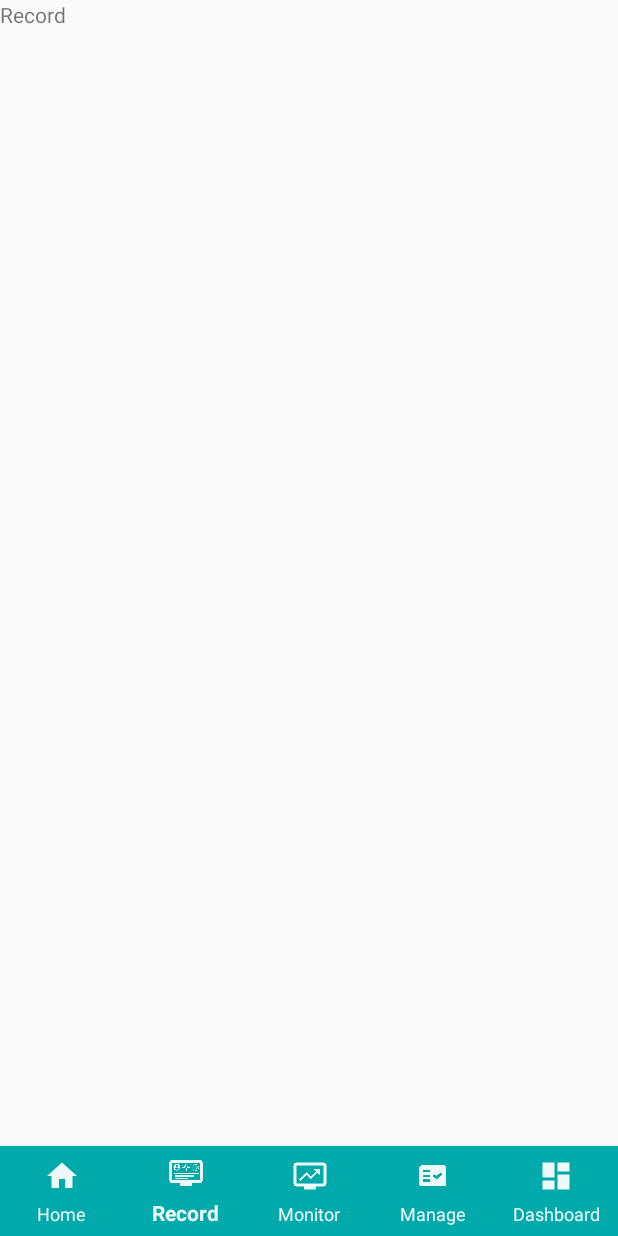
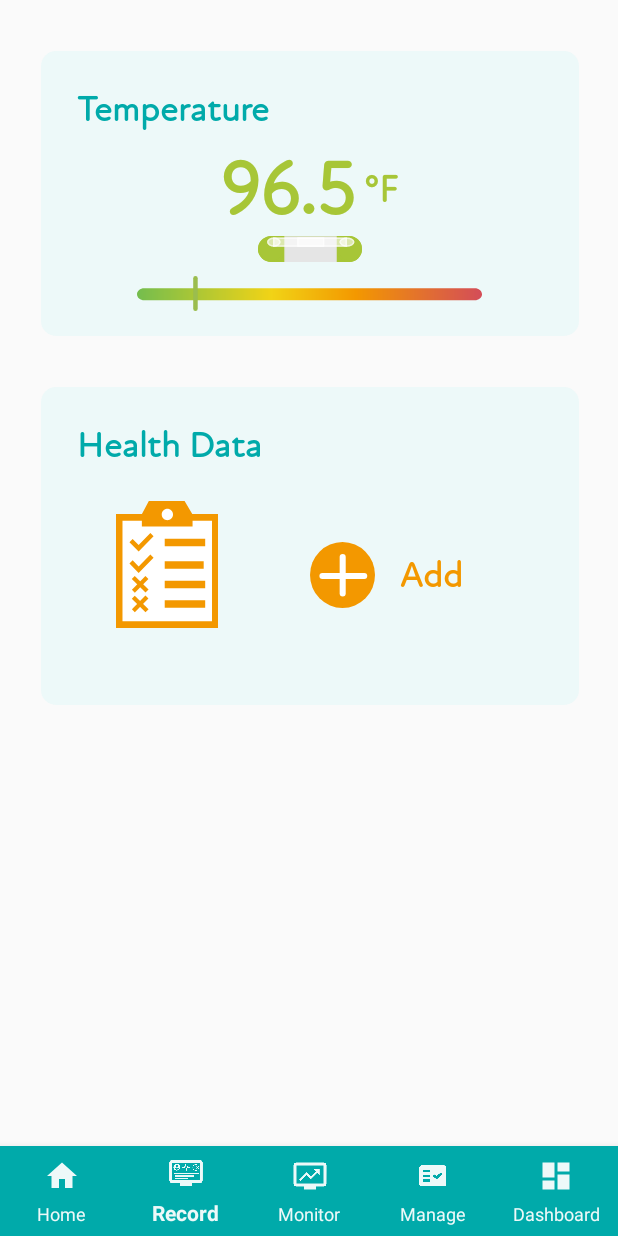
Before and after one commit to priyamshah112/bapatla-health, an Android app: the HomeFragment screen opened directly, with no data from a screen before it, item 2 of the bottom bar chosen, on a phone screen of 412 x 824 dp. Run offline under Robolectric (Android 15) with nearby library versions, the phone set to English and light mode, and no system bars.

Commit message:
home page updated

```diff
--- a/app/src/main/java/com/droiduino/companionappcourse/HomeFragment.java
+++ b/app/src/main/java/com/droiduino/companionappcourse/HomeFragment.java
@@ -1,5 +1,6 @@
 package com.droiduino.companionappcourse;
 
+import android.content.Intent;
 import android.os.Bundle;
 
 import androidx.fragment.app.Fragment;
@@ -7,6 +8,7 @@ import androidx.fragment.app.Fragment;
 import android.view.LayoutInflater;
 import android.view.View;
 import android.view.ViewGroup;
+import android.widget.Button;
 
 /**
  * A simple {@link Fragment} subclass.
@@ -53,6 +55,8 @@ public class HomeFragment extends Fragment {
             mParam1 = getArguments().getString(ARG_PARAM1);
             mParam2 = getArguments().getString(ARG_PARAM2);
         }
+
+
     }
 
     @Override
--- /dev/null
+++ b/app/src/main/java/com/droiduino/companionappcourse/Timeline.java
@@ -0,0 +1,25 @@
+package com.droiduino.companionappcourse;
+
+import android.content.Intent;
+import android.os.Bundle;
+import android.view.View;
+import android.widget.Button;
+
+import androidx.appcompat.app.AppCompatActivity;
+
+public class Timeline extends AppCompatActivity {
+
+    @Override
+    protected void onCreate(Bundle savedInstanceState) {
+        super.onCreate(savedInstanceState);
+        setContentView(R.layout.timeline);
+
+        // final TextView heading = findViewById(R.id.heading);
+        // heading.setText("Did you know");
+
+        //APP BAR PROPERTIES
+        // getSupportActionBar().hide(); // hides appbar
+        getSupportActionBar().setTitle("TIME LINE");
+        getSupportActionBar().setDisplayHomeAsUpEnabled(true); //displays back button on app bar
+    }
+}
--- /dev/null
+++ b/app/src/main/res/drawable/circuler_teal.xml
@@ -0,0 +1,21 @@
+<?xml version="1.0" encoding="utf-8"?>
+<shape xmlns:android="http://schemas.android.com/apk/res/android" android:shape="rectangle" >
+    <corners
+        android:radius="50dp"
+        />
+    <gradient
+        android:gradientRadius="300%"
+        android:centerX="0%"
+        android:centerY="0%"
+        android:startColor="#02AAAA"
+        android:endColor="#016A75"
+        android:type="radial"
+        />
+    <padding
+        android:left="13dp"
+        android:top="14dp"
+        android:right="13dp"
+        android:bottom="14dp"
+        />
+
+</shape>
--- /dev/null
+++ b/app/src/main/res/drawable/hamburger.xml
@@ -0,0 +1,5 @@
+<vector android:height="24dp" android:tint="#F1F1F1"
+    android:viewportHeight="24" android:viewportWidth="24"
+    android:width="24dp" xmlns:android="http://schemas.android.com/apk/res/android">
+    <path android:fillColor="@android:color/white" android:pathData="M3,18h18v-2L3,16v2zM3,13h18v-2L3,11v2zM3,6v2h18L21,6L3,6z"/>
+</vector>
--- a/app/src/main/res/layout/fragment_home.xml
+++ b/app/src/main/res/layout/fragment_home.xml
@@ -23,10 +23,15 @@
             app:layout_constraintStart_toStartOf="parent"
             app:layout_constraintTop_toTopOf="parent">
 
+            <RelativeLayout
+                android:layout_width="match_parent"
+                android:layout_height="wrap_content"
+                android:layout_gravity="left"
+                android:orientation="horizontal">
+
                 <LinearLayout
                     android:layout_width="match_parent"
                     android:layout_height="wrap_content"
-                android:layout_gravity="left"
                     android:orientation="horizontal">
 
                     <ImageView
@@ -46,6 +51,18 @@
 
 
                 </LinearLayout>
+
+                <ImageButton
+                    android:layout_width="50dp"
+                    android:layout_height="match_parent"
+                    android:background="@drawable/circuler_teal"
+                    android:src="@drawable/hamburger"
+                    android:layout_alignParentEnd="true"
+                    />
+
+            </RelativeLayout>
+
+
 
             <RelativeLayout
                 android:layout_width="match_parent"
@@ -225,6 +242,7 @@
             </GridLayout>
 
             <LinearLayout
+                android:id="@+id/timelineButton"
                 android:layout_width="match_parent"
                 android:layout_height="wrap_content"
                 android:layout_marginTop="14dp"
--- a/app/src/main/res/layout/fragment_record.xml
+++ b/app/src/main/res/layout/fragment_record.xml
@@ -1,14 +1,145 @@
 <?xml version="1.0" encoding="utf-8"?>
 <RelativeLayout xmlns:android="http://schemas.android.com/apk/res/android"
+    xmlns:app="http://schemas.android.com/apk/res-auto"
     xmlns:tools="http://schemas.android.com/tools"
     android:layout_width="match_parent"
     android:layout_height="match_parent"
     tools:context=".RecordFragment">
 
-    <!-- TODO: Update blank fragment layout -->
-    <TextView
+    <LinearLayout
+
         android:layout_width="match_parent"
         android:layout_height="match_parent"
-        android:text="Record" />
+        android:layout_marginStart="10dp"
+        android:layout_marginEnd="10dp"
+        android:orientation="vertical"
+        app:layout_constraintEnd_toEndOf="parent"
+        app:layout_constraintStart_toStartOf="parent"
+        app:layout_constraintTop_toTopOf="parent">
+
+        <LinearLayout
+            android:layout_width="match_parent"
+            android:layout_height="wrap_content"
+            android:orientation="vertical"
+            android:layout_marginStart="17dp"
+            android:layout_marginEnd="16dp"
+            android:layout_marginTop="34dp"
+            android:background="@drawable/rounded_corners">
+
+            <TextView
+                android:layout_width="wrap_content"
+                android:layout_height="wrap_content"
+                android:text="Temperature"
+                android:textSize="24sp"
+                android:textColor="@color/colorPrimary"
+                android:layout_marginStart="24dp"
+                android:fontFamily="@font/attenroundnewregular"
+                android:textStyle="bold"
+                android:layout_marginTop="24dp">
+            </TextView>
+
+            <LinearLayout
+                android:layout_width="wrap_content"
+                android:layout_height="wrap_content"
+                android:layout_gravity="center"
+                android:orientation="horizontal">
+
+                <TextView
+                    android:layout_width="wrap_content"
+                    android:layout_height="wrap_content"
+                    android:text="96.5"
+                    android:textSize="50sp"
+                    android:layout_marginTop="8dp"
+                    android:textColor="@color/colorGreen"
+                    android:fontFamily="@font/attenroundnewregular"
+                    android:textStyle="bold">
+                </TextView>
+
+                <TextView
+                    android:layout_width="wrap_content"
+                    android:layout_height="wrap_content"
+                    android:text=" °F"
+                    android:textSize="25sp"
+                    android:textColor="@color/colorGreen"
+                    android:fontFamily="@font/attenroundnewregular"
+                    android:textStyle="bold">
+                </TextView>
+            </LinearLayout>
+
+            <ImageView
+                android:layout_width="wrap_content"
+                android:layout_height="wrap_content"
+                android:src="@drawable/mild"
+                android:layout_gravity="center"/>
+
+            <ImageView
+                android:layout_width="wrap_content"
+                android:layout_height="wrap_content"
+                android:src="@drawable/temperature_range"
+                android:layout_gravity="center"
+                android:layout_marginTop="9.5dp"
+                android:layout_marginBottom="16.5dp"/>
+
+        </LinearLayout>
+
+        <LinearLayout
+            android:layout_width="match_parent"
+            android:layout_height="wrap_content"
+            android:orientation="vertical"
+            android:layout_marginStart="17dp"
+            android:layout_marginEnd="16dp"
+            android:layout_marginTop="34dp"
+            android:background="@drawable/rounded_corners">
+
+            <TextView
+                android:layout_width="wrap_content"
+                android:layout_height="wrap_content"
+                android:text="Health Data"
+                android:textSize="24sp"
+                android:textColor="@color/colorPrimary"
+                android:layout_marginStart="24dp"
+                android:fontFamily="@font/attenroundnewregular"
+                android:textStyle="bold"
+                android:layout_marginTop="24dp">
+            </TextView>
+
+            <LinearLayout
+                android:layout_width="match_parent"
+                android:layout_height="wrap_content"
+                android:orientation="horizontal">
+
+                <ImageView
+                    android:layout_width="wrap_content"
+                    android:layout_height="84.76dp"
+                    android:src="@drawable/pad"
+                    android:layout_marginTop="21.75dp"
+                    android:layout_marginStart="49.83dp"
+                    android:layout_marginEnd="61.46dp"/>
+
+                <ImageView
+                    android:layout_width="wrap_content"
+                    android:layout_height="wrap_content"
+                    android:src="@drawable/plus"
+                    android:layout_marginTop="49dp"
+                    android:layout_marginBottom="64.47dp"/>
+
+                <TextView
+                    android:layout_width="wrap_content"
+                    android:layout_height="wrap_content"
+                    android:text="Add"
+                    android:textSize="24sp"
+                    android:textColor="@color/colorYellow1"
+                    android:layout_marginTop="56.5dp"
+                    android:layout_marginBottom="50.5dp"
+                    android:layout_marginStart="16.5dp"
+                    android:fontFamily="@font/attenroundnewregular"
+                    android:textStyle="bold"/>
+            </LinearLayout>
+
+
+
+        </LinearLayout>
+
+    </LinearLayout>
 
 </RelativeLayout>
--- /dev/null
+++ b/app/src/main/res/layout/timeline.xml
@@ -0,0 +1,6 @@
+<?xml version="1.0" encoding="utf-8"?>
+<androidx.constraintlayout.widget.ConstraintLayout
+    xmlns:android="http://schemas.android.com/apk/res/android" android:layout_width="match_parent"
+    android:layout_height="match_parent">
+
+</androidx.constraintlayout.widget.ConstraintLayout>
```
Lines whose indentation alone changed are shown as unchanged.
